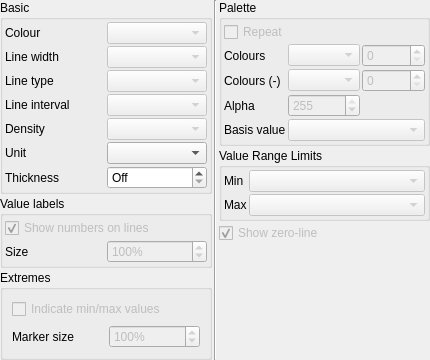
Old version of the form src/vcross_qt/vcross_style_widget.ui in the repository metno/diana.
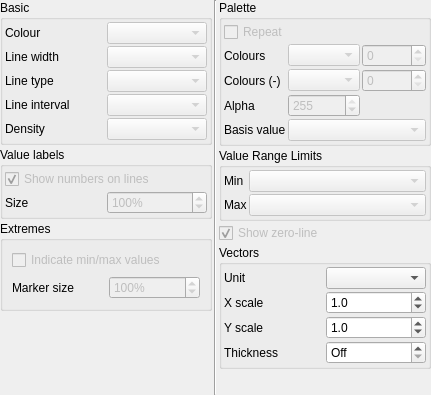
New version of the form.

Commit message: vcross: added spinboxes for vector scale x/y

```diff
--- a/src/vcross_qt/vcross_style_widget.ui
+++ b/src/vcross_qt/vcross_style_widget.ui
@@ -6,8 +6,8 @@
    <rect>
     <x>0</x>
     <y>0</y>
-    <width>430</width>
-    <height>349</height>
+    <width>431</width>
+    <height>395</height>
    </rect>
   </property>
   <property name="windowTitle">
@@ -30,7 +30,7 @@
        <property name="title">
         <string>Basic</string>
        </property>
-       <layout class="QGridLayout" name="gridLayout_5" rowstretch="0,0,0,0,0,0,0">
+       <layout class="QGridLayout" name="gridLayout_5" rowstretch="0,0,0,0,0">
         <property name="margin">
          <number>2</number>
         </property>
@@ -71,16 +71,6 @@
           </property>
          </widget>
         </item>
-        <item row="5" column="0">
-         <widget class="QLabel" name="vectorunitlabel">
-          <property name="text">
-           <string>Unit</string>
-          </property>
-          <property name="buddy">
-           <cstring>vectorunitCbox</cstring>
-          </property>
-         </widget>
-        </item>
         <item row="3" column="1">
          <widget class="QComboBox" name="lineintervalCbox">
           <property name="enabled">
@@ -108,9 +98,6 @@
           </property>
          </widget>
         </item>
-        <item row="5" column="1">
-         <widget class="QComboBox" name="vectorunitCbox"/>
-        </item>
         <item row="2" column="0">
          <widget class="QLabel" name="linetypelabel">
           <property name="text">
@@ -138,35 +125,6 @@
           </property>
          </widget>
         </item>
-        <item row="6" column="0">
-         <widget class="QLabel" name="vectorthicknesslabel">
-          <property name="text">
-           <string>Thickness</string>
-          </property>
-         </widget>
-        </item>
-        <item row="6" column="1">
-         <widget class="QSpinBox" name="vectorthicknessSpinBox">
-          <property name="toolTip">
-           <string>Vector thickness relative to length</string>
-          </property>
-          <property name="specialValueText">
-           <string>Off</string>
-          </property>
-          <property name="suffix">
-           <string notr="true">%</string>
-          </property>
-          <property name="prefix">
-           <string notr="true"/>
-          </property>
-          <property name="maximum">
-           <number>50</number>
-          </property>
-          <property name="singleStep">
-           <number>5</number>
-          </property>
-         </widget>
-        </item>
        </layout>
       </widget>
      </item>
@@ -496,6 +454,125 @@
        </property>
       </widget>
      </item>
+     <item>
+      <widget class="QGroupBox" name="groupVectors">
+       <property name="title">
+        <string>Vectors</string>
+       </property>
+       <layout class="QGridLayout" name="gridLayout_6">
+        <property name="margin">
+         <number>2</number>
+        </property>
+        <property name="spacing">
+         <number>2</number>
+        </property>
+        <item row="5" column="1">
+         <widget class="QSpinBox" name="vectorthicknessSpinBox">
+          <property name="toolTip">
+           <string>Vector thickness relative to length</string>
+          </property>
+          <property name="specialValueText">
+           <string>Off</string>
+          </property>
+          <property name="suffix">
+           <string notr="true">%</string>
+          </property>
+          <property name="prefix">
+           <string notr="true"/>
+          </property>
+          <property name="maximum">
+           <number>50</number>
+          </property>
+          <property name="singleStep">
+           <number>5</number>
+          </property>
+         </widget>
+        </item>
+        <item row="0" column="1">
+         <widget class="QComboBox" name="vectorunitCbox">
+          <property name="toolTip">
+           <string>Visual scaling factor for length</string>
+          </property>
+         </widget>
+        </item>
+        <item row="5" column="0">
+         <widget class="QLabel" name="vectorthicknesslabel">
+          <property name="text">
+           <string>Thickness</string>
+          </property>
+         </widget>
+        </item>
+        <item row="0" column="0">
+         <widget class="QLabel" name="vectorunitlabel">
+          <property name="text">
+           <string>Unit</string>
+          </property>
+          <property name="buddy">
+           <cstring>vectorunitCbox</cstring>
+          </property>
+         </widget>
+        </item>
+        <item row="1" column="0">
+         <widget class="QLabel" name="vectorScaleXLlabel">
+          <property name="text">
+           <string>X scale</string>
+          </property>
+          <property name="buddy">
+           <cstring>vectorunitCbox</cstring>
+          </property>
+         </widget>
+        </item>
+        <item row="3" column="0">
+         <widget class="QLabel" name="vectorunitlabel_3">
+          <property name="text">
+           <string>Y scale</string>
+          </property>
+          <property name="buddy">
+           <cstring>vectorunitCbox</cstring>
+          </property>
+         </widget>
+        </item>
+        <item row="1" column="1">
+         <widget class="QDoubleSpinBox" name="vectorscalexSbox">
+          <property name="toolTip">
+           <string>Visual scaling factor for x component</string>
+          </property>
+          <property name="decimals">
+           <number>1</number>
+          </property>
+          <property name="minimum">
+           <double>-1000000.000000000000000</double>
+          </property>
+          <property name="maximum">
+           <double>1000000.000000000000000</double>
+          </property>
+          <property name="value">
+           <double>1.000000000000000</double>
+          </property>
+         </widget>
+        </item>
+        <item row="3" column="1">
+         <widget class="QDoubleSpinBox" name="vectorscaleySbox">
+          <property name="toolTip">
+           <string>Visual scaling factor for y component</string>
+          </property>
+          <property name="decimals">
+           <number>1</number>
+          </property>
+          <property name="minimum">
+           <double>-1000000.000000000000000</double>
+          </property>
+          <property name="maximum">
+           <double>1000000.000000000000000</double>
+          </property>
+          <property name="value">
+           <double>1.000000000000000</double>
+          </property>
+         </widget>
+        </item>
+       </layout>
+      </widget>
+     </item>
      <item>
       <spacer name="verticalSpacer_2">
        <property name="orientation">
```
Left out of the diff: 1 changed line with no effect on the pictures. The commit also changes 3 other files.
